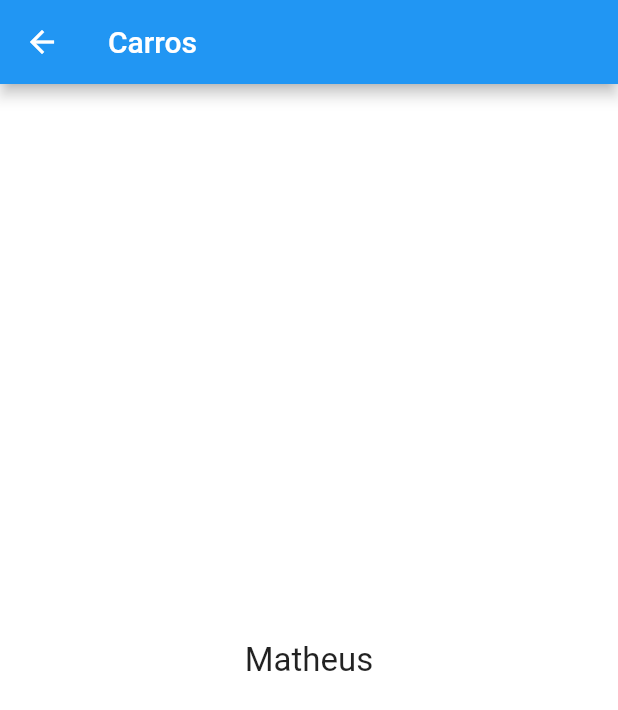
After one commit to MatheusAngelicio/Cars_App, a Flutter app: the HomePage screen opened directly, on a phone screen of 412 x 824 dp. The commit adds this screen. Shown: the top 710 px of the screen. Run offline on Flutter 3.47's test engine with Material 2 defaults, Android fonts, the phone set to English and light mode, and no system bars.

Commit message:
criar navegacao

```diff
--- /dev/null
+++ b/lib/pages/home_page.dart
@@ -0,0 +1,26 @@
+import 'package:flutter/material.dart';
+
+class HomePage extends StatelessWidget {
+  const HomePage({Key? key}) : super(key: key);
+
+  @override
+  Widget build(BuildContext context) {
+    return Scaffold(
+      appBar: AppBar(
+        title: Text("Carros"),
+      ),
+      body: _body(),
+    );
+  }
+
+  _body() {
+    return Center(
+      child: Text(
+        "Matheus",
+        style: TextStyle(
+          fontSize: 22,
+        ),
+      ),
+    );
+  }
+}
--- a/lib/pages/login_page.dart
+++ b/lib/pages/login_page.dart
@@ -1,6 +1,9 @@
-import 'package:cars_app/pages/widgets/app_button.dart';
-import 'package:cars_app/pages/widgets/app_text.dart';
+import 'package:cars_app/pages/home_page.dart';
 import 'package:flutter/material.dart';
+
+import '../utils/nav.dart';
+import '../widgets/app_button.dart';
+import '../widgets/app_text.dart';
 
 class LoginPage extends StatefulWidget {
   @override
@@ -69,6 +72,8 @@ class _LoginPageState extends State<LoginPage> {
     String senha = _tSenha.text;
 
     print("Login $login, Senha $senha");
+
+    push(context, HomePage());
   }
 
   String? _validateLogin(String? text) {
--- /dev/null
+++ b/lib/utils/nav.dart
@@ -0,0 +1,7 @@
+import 'package:flutter/material.dart';
+
+void push(BuildContext context, Widget page) {
+  Navigator.push(context, MaterialPageRoute(builder: (BuildContext context) {
+    return page;
+  }));
+}
```
Also changed, not shown: lib/widgets/app_button.dart (renamed from lib/pages/widgets/app_button.dart), lib/widgets/app_text.dart (renamed from lib/pages/widgets/app_text.dart).
